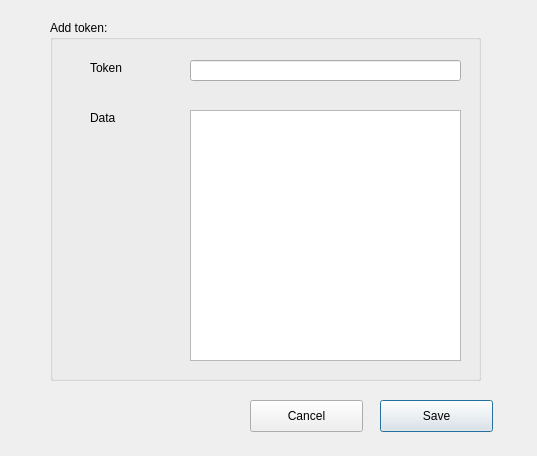
Before: the Qt Designer form ui/addtokendialog.ui in ousatov-ua/SinglePassword, drawn with Qt 5.
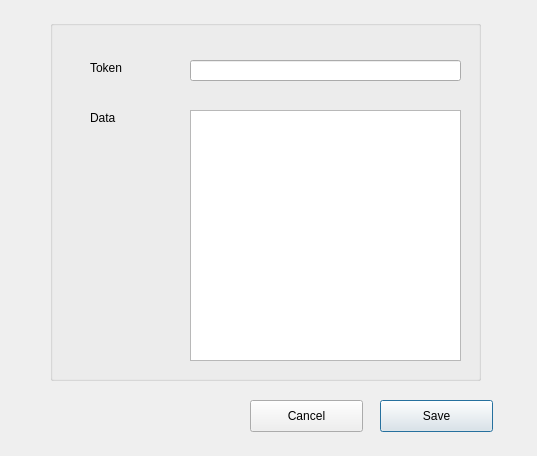
After: the same form once the commit is applied.

The edit to the form file:
```diff
--- a/ui/addtokendialog.ui
+++ b/ui/addtokendialog.ui
@@ -23,7 +23,7 @@
     </rect>
    </property>
    <property name="title">
-    <string>Add token:</string>
+    <string/>
    </property>
    <widget class="QLabel" name="label">
     <property name="geometry">
```
Left out of the diff: 8 changed lines with no effect on the pictures.
